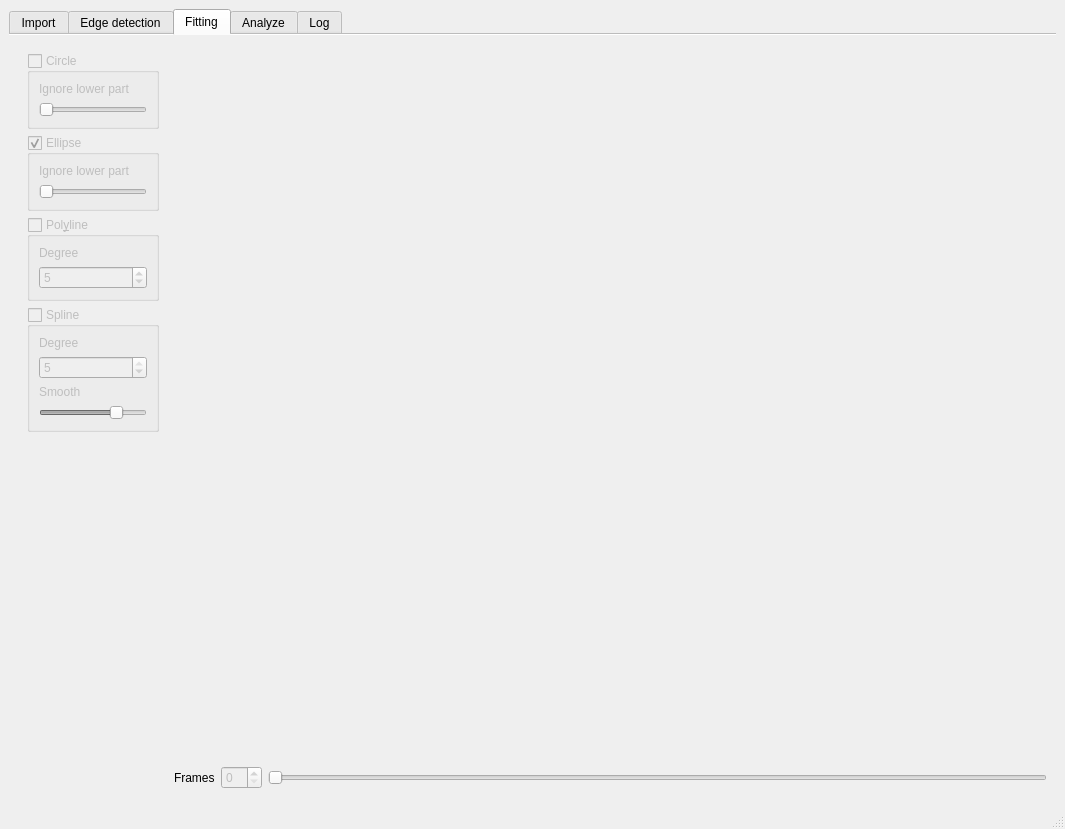
Qt form pyDSAqt5/design.ui (galaunay/pyDSA_gui) before a commit.
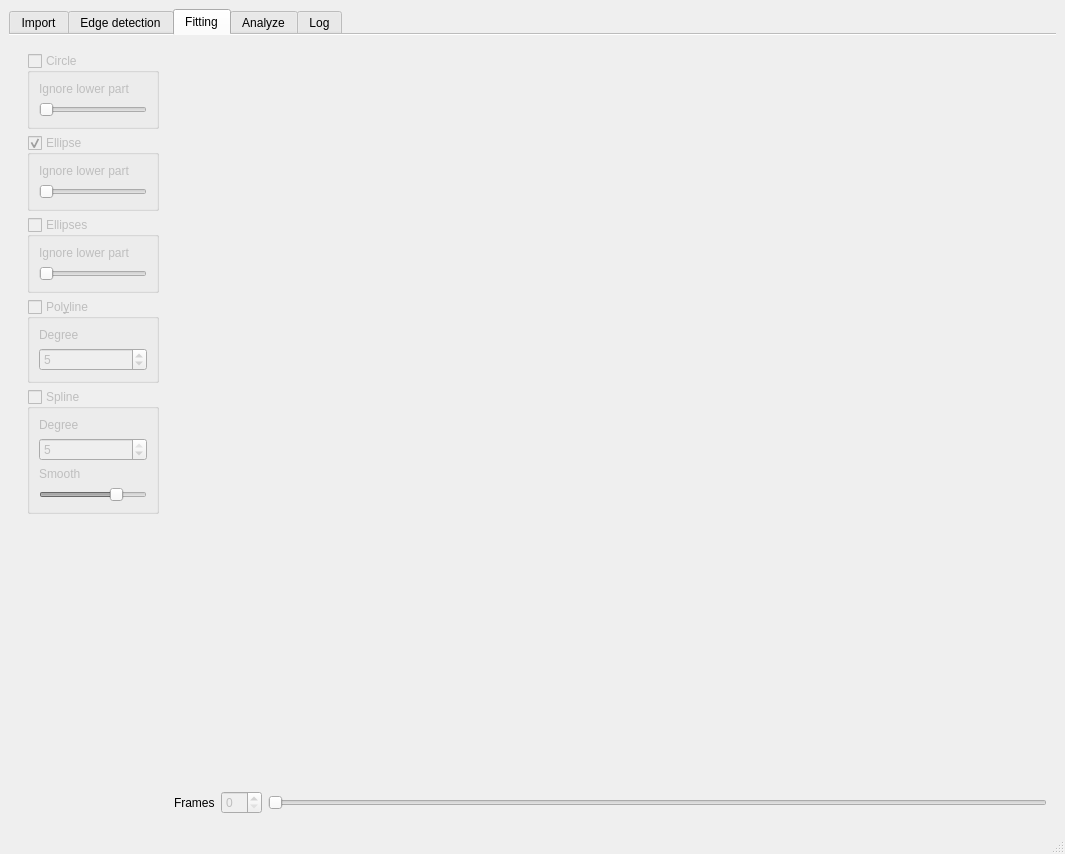
The same form after that commit. The open tabs and pages were chosen to show the change. Custom widgets are drawn as their Qt base class.

Commit message: Added two ellipses fitting

Patch:
```diff
--- a/pyDSAqt5/design.ui
+++ b/pyDSAqt5/design.ui
@@ -7,7 +7,7 @@
     <x>0</x>
     <y>0</y>
     <width>1065</width>
-    <height>829</height>
+    <height>854</height>
    </rect>
   </property>
   <property name="windowTitle">
@@ -964,6 +964,50 @@
              </layout>
             </widget>
            </item>
+           <item>
+            <widget class="QGroupBox" name="tab3_ellipses_box">
+             <property name="enabled">
+              <bool>false</bool>
+             </property>
+             <property name="title">
+              <string>Ellipses</string>
+             </property>
+             <property name="flat">
+              <bool>false</bool>
+             </property>
+             <property name="checkable">
+              <bool>true</bool>
+             </property>
+             <property name="checked">
+              <bool>false</bool>
+             </property>
+             <layout class="QVBoxLayout" name="verticalLayout_26">
+              <item>
+               <widget class="QLabel" name="label_22">
+                <property name="text">
+                 <string>Ignore lower part</string>
+                </property>
+               </widget>
+              </item>
+              <item>
+               <widget class="QSlider" name="tab3_ellipses_ymin">
+                <property name="toolTip">
+                 <string>Ignore the lower part of the drop</string>
+                </property>
+                <property name="maximum">
+                 <number>999999999</number>
+                </property>
+                <property name="value">
+                 <number>0</number>
+                </property>
+                <property name="orientation">
+                 <enum>Qt::Horizontal</enum>
+                </property>
+               </widget>
+              </item>
+             </layout>
+            </widget>
+           </item>
            <item>
             <widget class="QGroupBox" name="tab3_polyline_box">
              <property name="enabled">
```
Left out of the diff: 225 changed lines with no effect on the pictures. The commit also changes 3 other files.
